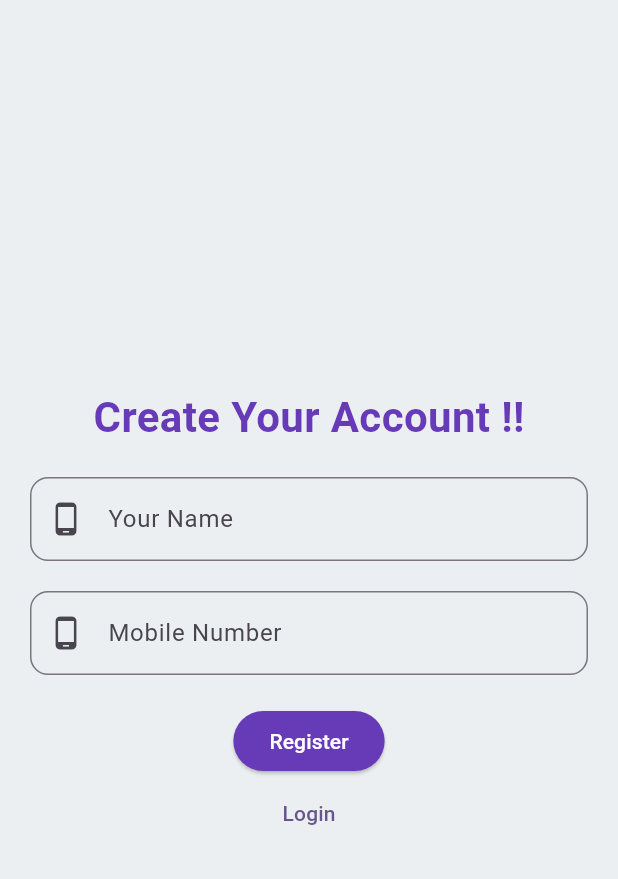
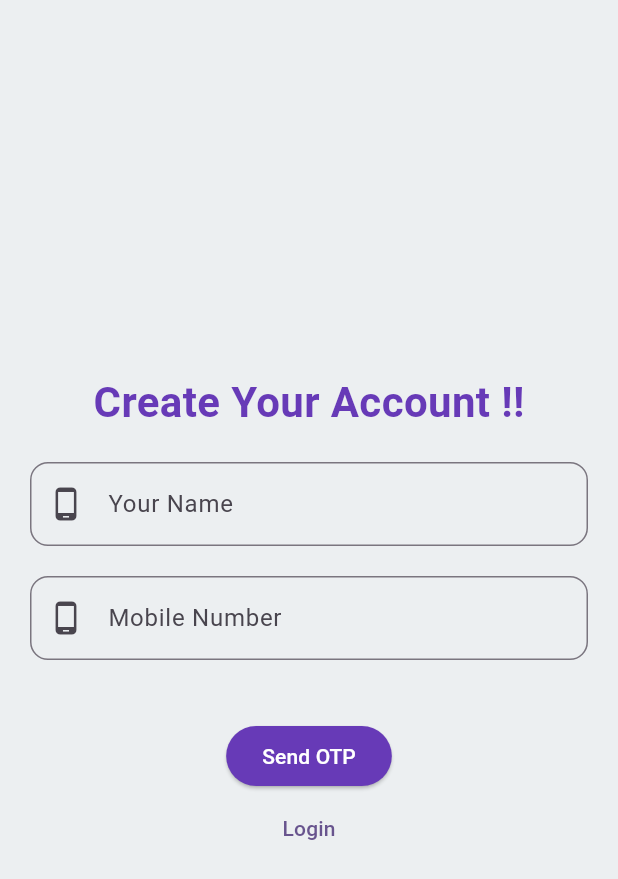
Before and after one commit to deepaliphogat/client_footwear, a Flutter app: the RegisterPage screen opened directly, on a phone screen of 412 x 824 dp. Shown: the top 879 px of the screen. Run offline on Flutter 3.47's test engine with Material 3 defaults, Android fonts, the phone set to English and light mode, and no system bars; our stand-ins replace cloud_firestore, dropdown_button2, firebase_core, get, get_storage; missing offline and left inert: otp_text_field_v2; accounts and stored records are empty; key blocks and very long unbroken strings in the code were emptied for the run.

Commit message:
Saumya changes in client side

```diff
--- /dev/null
+++ b/lib/models/user/user.dart
@@ -0,0 +1,24 @@
+import 'package:json_annotation/json_annotation.dart';
+part 'user.g.dart';
+
+@JsonSerializable()
+class User {
+  @JsonKey(name: "id")
+  String? id;
+
+  @JsonKey(name: "name")
+  String? name;
+
+  @JsonKey(name: "number")
+  int? number;
+
+
+  User({
+    this.id,
+    this.name,
+    this.number,
+  });
+
+  factory User.fromJson(Map<String, dynamic> json) => _$UserFromJson(json);
+  Map<String, dynamic> toJson() => _$UserToJson(this);
+}
--- a/lib/pages/register_page.dart
+++ b/lib/pages/register_page.dart
@@ -1,5 +1,9 @@
+import 'package:client_footwear/controller/login_controller.dart';
+import 'package:client_footwear/pages/login_page.dart';
+import 'package:client_footwear/widget/otp_txt_field.dart';
 import 'package:flutter/material.dart';
 import 'package:flutter/widgets.dart';
+import 'package:get/get.dart';
 
 class RegisterPage extends StatelessWidget {
   const RegisterPage({super.key});
@@ -7,6 +11,7 @@ class RegisterPage extends StatelessWidget {
   @override
   Widget build(BuildContext context) {
     // TODO: implement build
+    return GetBuilder<LoginController> (builder: (ctrl) {
       return Scaffold(
         body: Container(
           width: double.maxFinite,
@@ -30,6 +35,7 @@ class RegisterPage extends StatelessWidget {
             const SizedBox(height: 20),
             TextField(
               keyboardType: TextInputType.phone,
+              controller: ctrl.registerNameCtrl,
               decoration: InputDecoration(
                 border: OutlineInputBorder(
                   borderRadius: BorderRadius.circular(12),
@@ -43,6 +49,7 @@ class RegisterPage extends StatelessWidget {
             const SizedBox(height: 20),
             TextField(
               keyboardType: TextInputType.phone,
+              controller: ctrl.registerNumberCtrl,
               decoration: InputDecoration(
                 border: OutlineInputBorder(
                   borderRadius: BorderRadius.circular(12),
@@ -54,20 +61,30 @@ class RegisterPage extends StatelessWidget {
             ),
 
             const SizedBox(height: 20),
+            OtpTextField(otpController: ctrl.otpController, visible: ctrl.otpFieldShow,
+            onComplete: (otp) {
+              ctrl.otpEntered = int.tryParse(otp!);
+            },),
+            const SizedBox(height: 20),
             ElevatedButton(
-            onPressed: () {},
+              onPressed: () {
+                if (ctrl.otpFieldShow) {
+                  ctrl.addUser();
+                } else {
+                  ctrl.sendOtp();
+                }
+
+              },
               style: ElevatedButton.styleFrom(
                 foregroundColor: Colors.white,
                 backgroundColor: Colors.deepPurple
               ),
-            child: const Text('Register'),
+              child: Text(ctrl.otpFieldShow ? 'Register' : 'Send OTP'),
             ),
 
             TextButton(
             onPressed: () {
-
-
-
+              Get.to(const LoginPage());
             },
             child: const Text('Login')
             )
@@ -76,5 +93,7 @@ class RegisterPage extends StatelessWidget {
           ),
         ),
       );
+    });
+
   }
 }
```
Also changed, not shown: lib/controller/login_controller.dart (added, +120 -0 lines), lib/main.dart (+12 -3 lines), lib/pages/login_page.dart (+13 -2 lines), lib/widget/otp_txt_field.dart (added, +32 -0 lines), pubspec.yaml (+9 -4 lines), lib/firebase_options.dart (added), lib/models/user/user.g.dart (added), pubspec.lock, 1 other file. Lines whose indentation alone changed are shown as unchanged.
